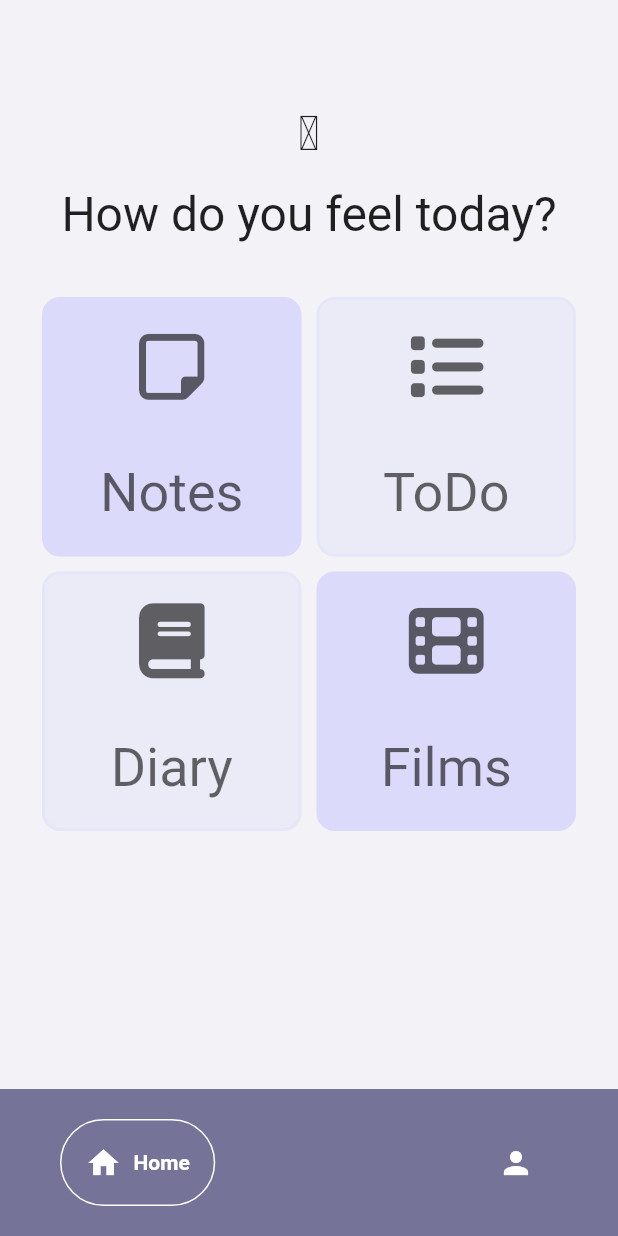
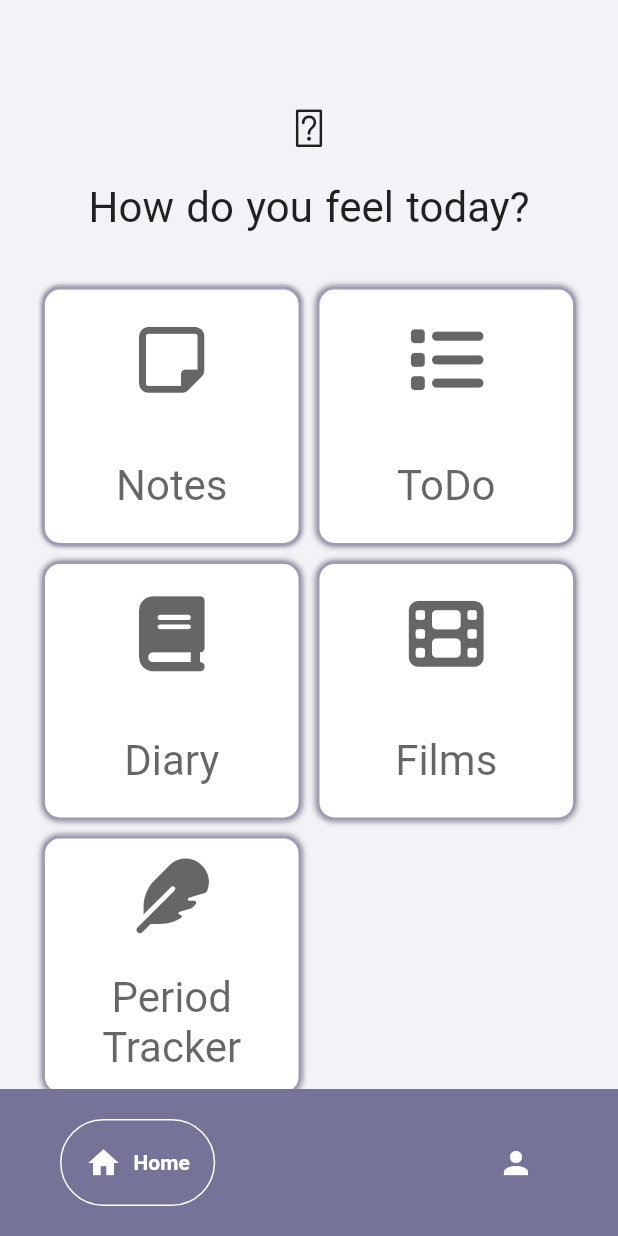
Before and after one commit to beyzaevcen/My-Life-Planner, a Flutter app: the screen it shows once a user with an empty profile is signed in, on a phone screen of 412 x 824 dp. Run offline on Flutter 3.47's test engine with Material 2 defaults, Android fonts, the phone set to English and light mode, and no system bars; drawn by our look-alikes of flutter_easyloading, google_nav_bar; our stand-ins replace cloud_firestore, firebase_auth, firebase_core, flutter_datetime_picker, font_awesome_flutter, get and 6 more; missing offline and left inert: flutter_quill; accounts and stored records are empty.

Commit message:
Font Family and design edited

```diff
--- a/lib/controllers/home_controller.dart
+++ b/lib/controllers/home_controller.dart
@@ -3,7 +3,6 @@ import 'dart:async';
 import 'package:get/get.dart';
 import 'package:notes_app/models/note.dart';
 
-import '../data/hive_database.dart';
 import '../services.dart/notes_api.dart';
 import '../widgets/delete_todo.dart';
 
@@ -26,12 +25,6 @@ class HomeController extends GetxController {
   }
 
   void deleteNote(String id) {
-    final idx = notes.indexWhere((element) => element.id == id);
-    if (idx != -1) {
-      HiveDataBase.deleteBox(id);
-
-      notes.removeAt(idx);
-    }
     DeleteToDo.open(
         "Are you sure you want to delete this spectaculars note?", () => NotesApi.deleteNote(id));
   }
--- a/lib/main.dart
+++ b/lib/main.dart
@@ -2,6 +2,7 @@ import 'package:firebase_core/firebase_core.dart';
 import 'package:flutter/material.dart';
 import 'package:flutter_easyloading/flutter_easyloading.dart';
 import 'package:get/get.dart';
+import 'package:google_fonts/google_fonts.dart';
 import 'package:hive_flutter/hive_flutter.dart';
 import 'package:notes_app/controllers/auth_controller.dart';
 import 'package:notes_app/controllers/global_bindings.dart';
@@ -27,6 +28,7 @@ class MyApp extends StatelessWidget {
   @override
   Widget build(BuildContext context) {
     return GetMaterialApp(
+      theme: ThemeData(fontFamily: GoogleFonts.comfortaa().fontFamily),
       debugShowCheckedModeBanner: false,
       home: const RootWrapper(),
       initialBinding: GlobalBindings(),
--- a/lib/screens/login_page.dart
+++ b/lib/screens/login_page.dart
@@ -26,7 +26,7 @@ class LoginPage extends StatelessWidget {
                 child: Text(
               "Welcome Back",
               style: TextStyle(
-                  fontSize: 30, color: CColors.black.withOpacity(0.6), fontWeight: FontWeight.bold),
+                  fontSize: 30, color: CColors.black.withOpacity(0.8), fontWeight: FontWeight.bold),
             )),
             const SizedBox(
               height: 42,
--- a/lib/screens/signup_page.dart
+++ b/lib/screens/signup_page.dart
@@ -22,7 +22,7 @@ class SignUpPage extends StatelessWidget {
               child: Text(
             "Sign Up",
             style: TextStyle(
-                fontSize: 30, color: CColors.black.withOpacity(0.6), fontWeight: FontWeight.bold),
+                fontSize: 30, color: CColors.black.withOpacity(0.8), fontWeight: FontWeight.bold),
           )),
           const SizedBox(
             height: 24,
--- a/lib/screens/todo_page.dart
+++ b/lib/screens/todo_page.dart
@@ -82,7 +82,7 @@ class ToDoPage extends StatelessWidget {
                                     ),
                                     onPressed: () {
                                       DeleteToDo.open(
-                                        "dmasd",
+                                        "Are you sure you want to delete this spectaculars task?",
                                         () => controller.deleteToDo(e.id),
                                       );
                                     },
--- /dev/null
+++ b/lib/widgets/constantss.dart
@@ -0,0 +1,14 @@
+const months = {
+  1: {'JAN': 31},
+  2: {'FEB': 28},
+  3: {'MAR': 31},
+  4: {'APR': 30},
+  5: {'MAY': 31},
+  6: {'JUN': 30},
+  7: {'JUL': 31},
+  8: {'AUG': 31},
+  9: {'SEP': 30},
+  10: {'OCT': 31},
+  11: {'NOV': 30},
+  12: {'DEC': 31}
+};
--- a/lib/widgets/home_widget.dart
+++ b/lib/widgets/home_widget.dart
@@ -1,6 +1,7 @@
 import 'package:flutter/material.dart';
 import 'package:font_awesome_flutter/font_awesome_flutter.dart';
 import 'package:get/get.dart';
+import 'package:google_fonts/google_fonts.dart';
 
 import '../screens/diary_page.dart';
 import '../screens/notes_page.dart';
@@ -14,21 +15,36 @@ class HomeWidget extends StatelessWidget {
   Widget build(BuildContext context) {
     return Padding(
         padding: const EdgeInsets.only(top: 70, left: 8.0, right: 8.0),
-      child: Column(
-        children: [
+        child: Column(children: [
           const Text(
             "ꕤ",
             style: TextStyle(fontSize: 32),
           ),
           const SizedBox(
-            height: 16,
+            height: 8,
           ),
-          const Text(
+          InkWell(
+            onTap: () {},
+            child: Container(
+                decoration: const BoxDecoration(
+                  color: CColors.backgroundcolor,
+                  borderRadius: BorderRadius.all(Radius.circular(12.0)),
+                ),
+                child: Column(
+                  mainAxisAlignment: MainAxisAlignment.spaceAround,
+                  children: const [
+                    Padding(
+                      padding: EdgeInsets.all(8.0),
+                      child: Text(
                         "How do you feel today?",
-            style: TextStyle(fontSize: 32),
+                        style: TextStyle(fontSize: 28),
+                      ),
+                    )
+                  ],
+                )),
           ),
           const SizedBox(
-            height: 16,
+            height: 8,
           ),
           Flexible(
             child: GridView.count(
@@ -42,10 +58,10 @@ class HomeWidget extends StatelessWidget {
                   onTap: () => Get.to(const NotesPage()),
                   child: Container(
                       decoration: BoxDecoration(
-                        color: CColors.purple,
+                          color: CColors.white,
                           borderRadius: const BorderRadius.all(Radius.circular(12.0)),
-                        border: Border.all(color: CColors.purple, width: 2),
-                      ),
+                          border: Border.all(color: CColors.mainColor.withOpacity(0.7), width: 2),
+                          boxShadow: const [BoxShadow(color: Colors.black54, blurRadius: 2.0)]),
                       child: Column(
                         mainAxisAlignment: MainAxisAlignment.spaceAround,
                         children: [
@@ -56,7 +72,8 @@ class HomeWidget extends StatelessWidget {
                           ),
                           Text(
                             "Notes",
-                            style: TextStyle(fontSize: 36, color: CColors.black.withOpacity(0.6)),
+                            style: GoogleFonts.comfortaa(
+                                fontSize: 28, color: Colors.black.withOpacity(0.6)),
                           )
                         ],
                       )),
@@ -65,10 +82,10 @@ class HomeWidget extends StatelessWidget {
                   onTap: () => Get.to(const ToDoPage()),
                   child: Container(
                       decoration: BoxDecoration(
-                        color: CColors.purple.withOpacity(0.3),
+                          color: CColors.white,
                           borderRadius: const BorderRadius.all(Radius.circular(12.0)),
-                        border: Border.all(color: CColors.purple.withOpacity(0.3), width: 2),
-                      ),
+                          border: Border.all(color: CColors.mainColor.withOpacity(0.7), width: 2),
+                          boxShadow: const [BoxShadow(color: Colors.black54, blurRadius: 3.0)]),
                       child: Column(
                         mainAxisAlignment: MainAxisAlignment.spaceAround,
                         children: [
@@ -79,7 +96,8 @@ class HomeWidget extends StatelessWidget {
                           ),
                           Text(
                             "ToDo",
-                            style: TextStyle(fontSize: 36, color: CColors.black.withOpacity(0.6)),
+                            style: GoogleFonts.comfortaa(
+                                fontSize: 28, color: Colors.black.withOpacity(0.6)),
                           )
                         ],
                       )),
@@ -88,10 +106,10 @@ class HomeWidget extends StatelessWidget {
                   onTap: () => Get.to(const DiaryPage()),
                   child: Container(
                       decoration: BoxDecoration(
-                        color: CColors.purple.withOpacity(0.3),
+                          color: CColors.white,
                           borderRadius: const BorderRadius.all(Radius.circular(12.0)),
-                        border: Border.all(color: CColors.purple.withOpacity(0.3), width: 2),
-                      ),
+                          border: Border.all(color: CColors.mainColor.withOpacity(0.7), width: 2),
+                          boxShadow: const [BoxShadow(color: Colors.black54, blurRadius: 3.0)]),
                       child: Column(
                         mainAxisAlignment: MainAxisAlignment.spaceAround,
                         children: [
@@ -102,7 +120,8 @@ class HomeWidget extends StatelessWidget {
                           ),
                           Text(
                             "Diary",
-                            style: TextStyle(fontSize: 36, color: CColors.black.withOpacity(0.6)),
+                            style: GoogleFonts.comfortaa(
+                                fontSize: 28, color: Colors.black.withOpacity(0.6)),
                           )
                         ],
                       )),
@@ -110,10 +129,10 @@ class HomeWidget extends StatelessWidget {
                 InkWell(
                   child: Container(
                       decoration: BoxDecoration(
-                        color: CColors.purple,
+                          color: CColors.white,
                           borderRadius: const BorderRadius.all(Radius.circular(12.0)),
-                        border: Border.all(color: CColors.purple, width: 2),
-                      ),
+                          border: Border.all(color: CColors.mainColor.withOpacity(0.7), width: 2),
+                          boxShadow: const [BoxShadow(color: Colors.black54, blurRadius: 3.0)]),
                       child: Column(
                         mainAxisAlignment: MainAxisAlignment.spaceAround,
                         children: [
@@ -124,16 +143,39 @@ class HomeWidget extends StatelessWidget {
                           ),
                           Text(
                             "Films",
-                            style: TextStyle(fontSize: 36, color: CColors.black.withOpacity(0.6)),
+                            style: GoogleFonts.comfortaa(
+                                fontSize: 28, color: Colors.black.withOpacity(0.6)),
                           )
                         ],
                       )),
                 ),
+                InkWell(
+                  child: Container(
+                      decoration: BoxDecoration(
+                          color: CColors.white,
+                          borderRadius: const BorderRadius.all(Radius.circular(12.0)),
+                          border: Border.all(color: CColors.mainColor.withOpacity(0.7), width: 2),
+                          boxShadow: const [BoxShadow(color: Colors.black54, blurRadius: 3.0)]),
+                      child: Column(
+                        mainAxisAlignment: MainAxisAlignment.spaceAround,
+                        children: [
+                          Icon(
+                            FontAwesomeIcons.feather,
+                            size: 50,
+                            color: CColors.black.withOpacity(0.6),
+                          ),
+                          Text(
+                            "Period Tracker",
+                            textAlign: TextAlign.center,
+                            style: GoogleFonts.comfortaa(
+                                fontSize: 28, color: Colors.black.withOpacity(0.6)),
+                          )
+                        ],
+                      )),
+                )
               ],
             ),
           )
-        ],
-      ),
-    );
+        ]));
   }
 }
--- a/pubspec.yaml
+++ b/pubspec.yaml
@@ -37,6 +37,7 @@ dependencies:
   sign_in_with_apple: ^4.3.0
   crypto: ^3.0.2
   google_nav_bar: ^5.0.6
+  google_fonts: ^4.0.3
 
 
 
@@ -61,3 +62,8 @@ flutter:
 
   assets:
    - assets/
+
+  fonts:
+   - family: Comfortaa
+     fonts:
+      - asset: assets/fonts/Comfortaa-VariableFont_wght.ttf
```
Also changed, not shown: assets/fonts/Comfortaa-VariableFont_wght.ttf (added), assets/fonts/CormorantGaramond-Italic.ttf (added), assets/fonts/NunitoSans-BoldItalic.ttf (added), pubspec.lock, 1 other file. Lines whose indentation alone changed are shown as unchanged.
